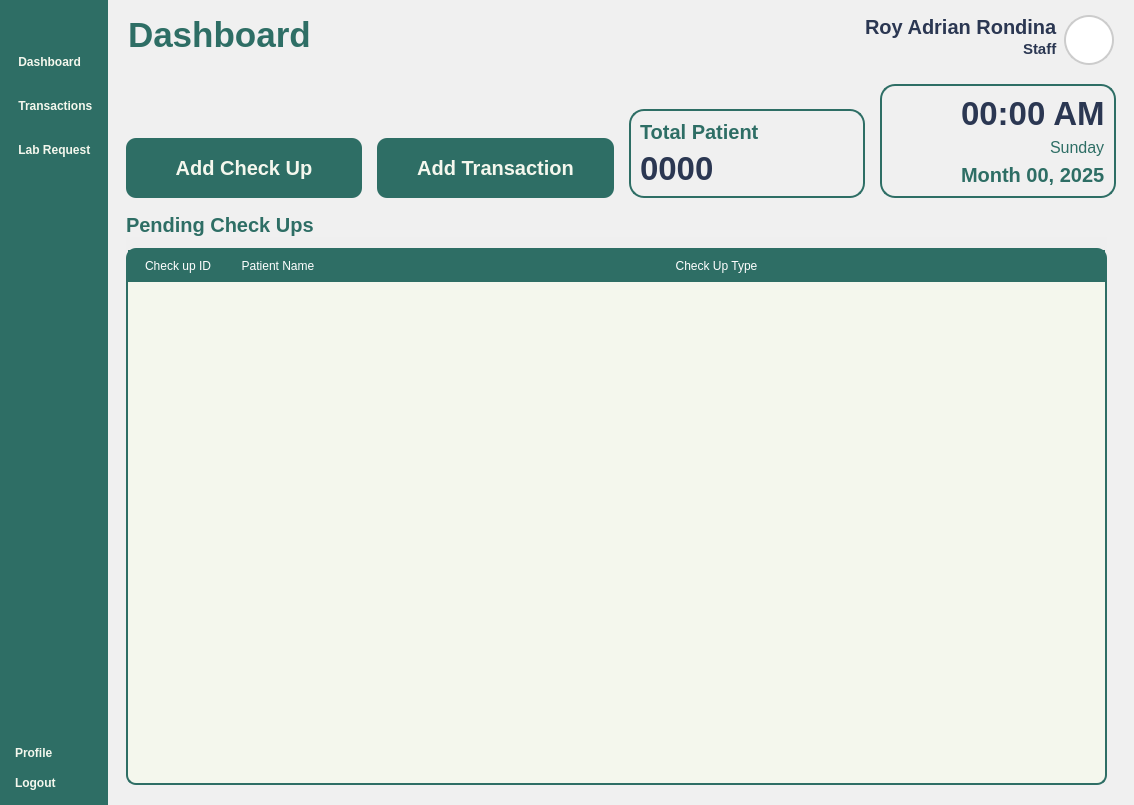
First picture: the form in Views/Staff_Dashboard.ui, repository VinsmokeSanji69/COVACHA_CLINIC_SYSTEM, before the edit.
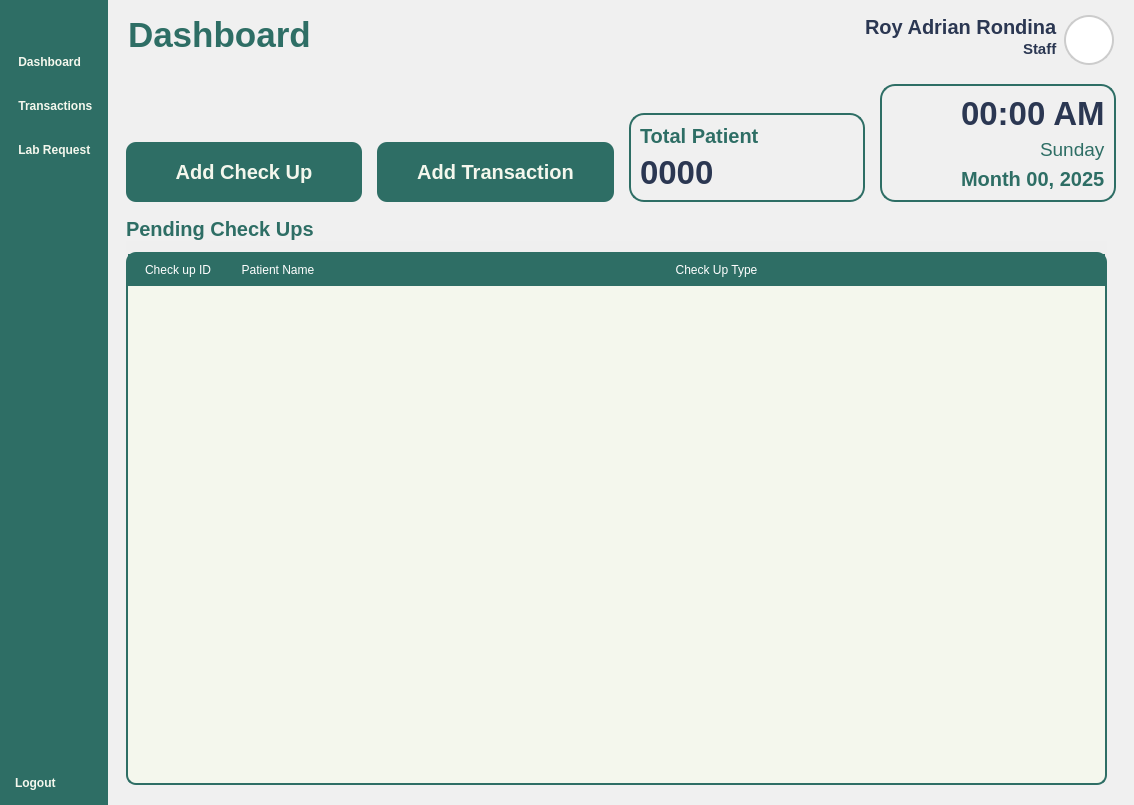
Second picture: the form after the edit. Icons and pictures are not drawn.

```diff
--- a/Views/Staff_Dashboard.ui
+++ b/Views/Staff_Dashboard.ui
@@ -204,23 +204,6 @@
         <property name="sizeConstraint">
          <enum>QLayout::SetNoConstraint</enum>
         </property>
-        <item>
-         <widget class="QPushButton" name="ProfileButton">
-          <property name="text">
-           <string>Profile</string>
-          </property>
-          <property name="icon">
-           <iconset resource="../Images/resources.qrc">
-            <normaloff>:/icons/icons/user-round-cog.svg</normaloff>:/icons/icons/user-round-cog.svg</iconset>
-          </property>
-          <property name="iconSize">
-           <size>
-            <width>40</width>
-            <height>40</height>
-           </size>
-          </property>
-         </widget>
-        </item>
         <item>
          <widget class="QPushButton" name="LogoutButton">
           <property name="text">
@@ -524,7 +507,7 @@
 #Day {
 	color: #2e6e65;
 	font-weight: 300;
-	font-size: 16px
+	font-size: 19px
 }
 
 </string>
@@ -750,7 +733,7 @@
                     <x>0</x>
                     <y>0</y>
                     <width>863</width>
-                    <height>538</height>
+                    <height>534</height>
                    </rect>
                   </property>
                   <layout class="QVBoxLayout" name="verticalLayout_7">
```
